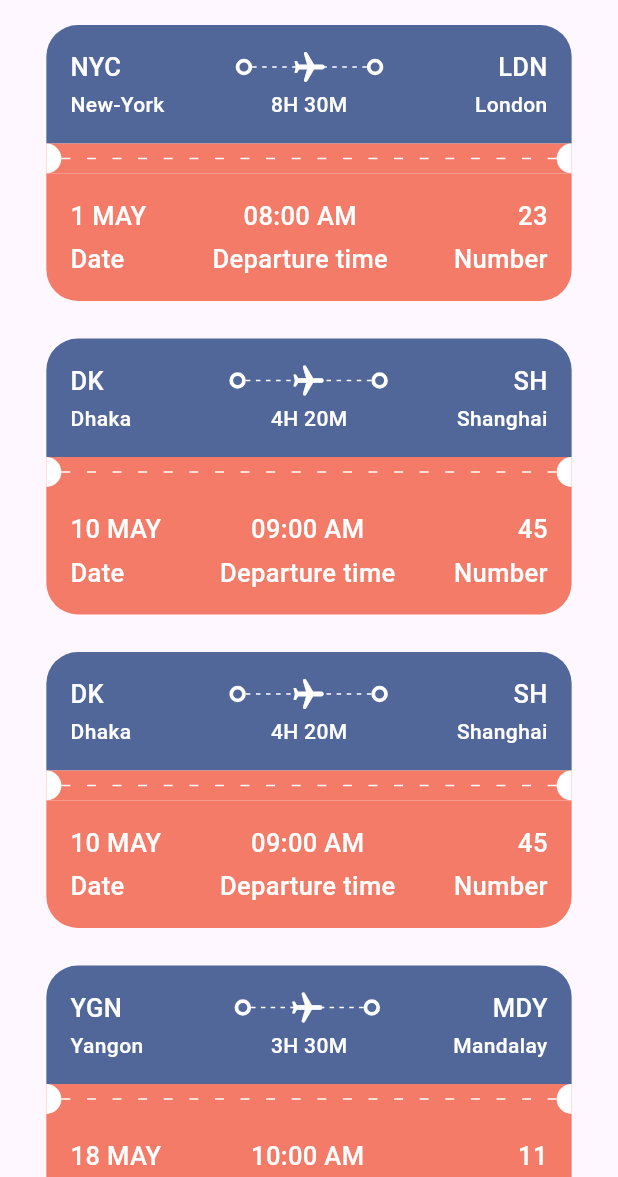
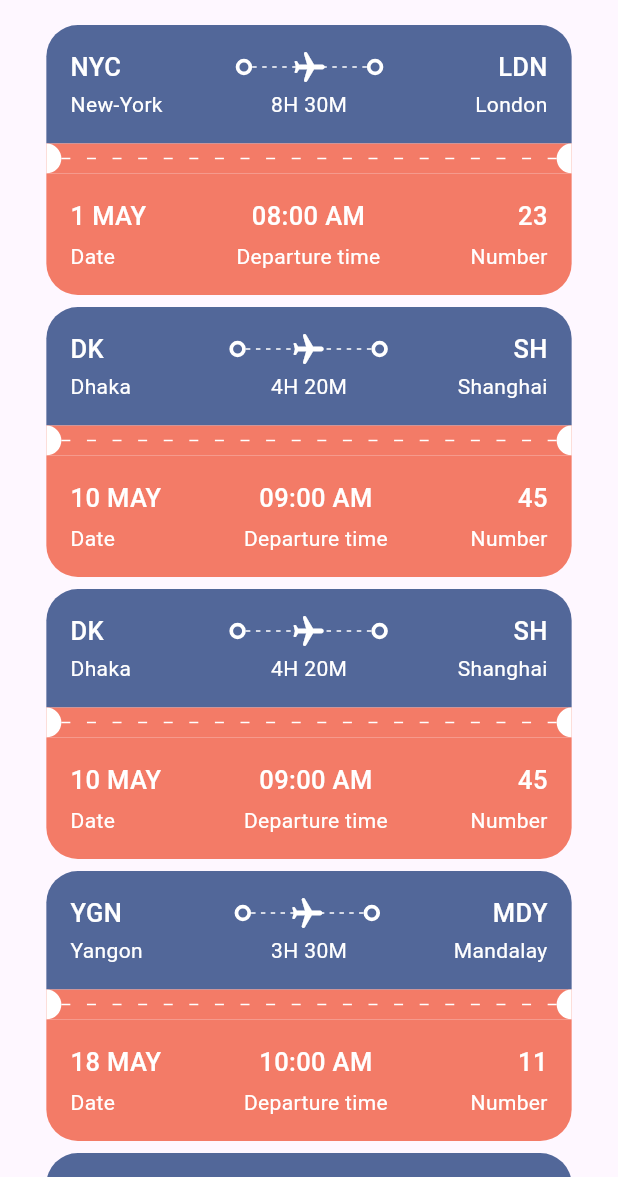
Before and after one commit to KaungMinSett/ticket_app, a Flutter app: the AllTickets screen opened by its route, on a phone screen of 412 x 824 dp, the part 59-1236 px from its top. Run offline on Flutter 3.47's test engine with Material 3 defaults, Android fonts, the phone set to English and light mode, and no system bars; our stand-ins replace barcode_widget, fluentui_icons.

Commit message:
ticket screen finished

```diff
--- a/lib/base/res/media.dart
+++ b/lib/base/res/media.dart
@@ -3,4 +3,5 @@ class AppMedia{
   static const logo = '$_baseImage/logo.png';
   static const hotelRoom = '$_baseImage/hotel_room.png';
   static const  planeSit = '$_baseImage/plane_sit.jpg';
+  static const  visaCard = '$_baseImage/visa_card.png';
 }
--- a/lib/base/res/styles/app_styles.dart
+++ b/lib/base/res/styles/app_styles.dart
@@ -1,4 +1,5 @@
 import 'package:flutter/material.dart';
+
 
 Color primary = const Color(0xff687daf);
 
@@ -33,9 +34,9 @@ class AppStyles {
     fontSize: 17,
     fontWeight: FontWeight.w500,
   );
-  static TextStyle headlineStyle4 = const TextStyle(
+  static TextStyle headlineStyle4 =  const TextStyle(
     fontSize: 14,
-    fontWeight: FontWeight.w500,
+    fontWeight: FontWeight.w400,
   );
 
   static TextStyle textStyle = TextStyle(
--- a/lib/base/widgets/app_column_text_layout.dart
+++ b/lib/base/widgets/app_column_text_layout.dart
@@ -1,16 +1,19 @@
 import 'package:flutter/material.dart';
 import 'package:ticket_app/base/widgets/ticket_text_style.dart';
+import 'package:ticket_app/base/widgets/ticket_text_style_small.dart';
 
 class AppColumnTextLayout extends StatelessWidget {
   final String topText;
   final String bottomText;
   final CrossAxisAlignment alignment;
   final Color textColor;
+  final Color bottomTextColor;
   const AppColumnTextLayout(
       {super.key,
       required this.topText,
       required this.bottomText,
-      required this.alignment, required this.textColor });
+      required this.alignment, required this.textColor,
+        this.bottomTextColor = Colors.grey });
 
   @override
   Widget build(BuildContext context) {
@@ -25,9 +28,9 @@ class AppColumnTextLayout extends StatelessWidget {
         const SizedBox(
           height: 5,
         ),
-        TextStyleThird(
+        TextStyleFourth(
             text: bottomText,
-          textColor: textColor,
+          textColor: bottomTextColor,
         ),
       ],
     );
--- a/lib/base/widgets/ticket_view.dart
+++ b/lib/base/widgets/ticket_view.dart
@@ -17,6 +17,7 @@ class TicketView extends StatelessWidget {
   final Color dotColor;
   final Color planeColor;
   final Color dashColor;
+  final double radiusBottom;
   const TicketView({
     super.key,
     required this.ticket,
@@ -26,9 +27,8 @@ class TicketView extends StatelessWidget {
     this.ticketTextColor = Colors.white,
     this.dotColor = Colors.white,
     this.planeColor = Colors.white,
-    this.dashColor = Colors.white
-
-
+    this.dashColor = Colors.white,
+    this.radiusBottom = 21,
   });
 
   @override
@@ -36,7 +36,7 @@ class TicketView extends StatelessWidget {
     final size = MediaQuery.of(context).size;
     return SizedBox(
       width: size.width * 0.85,
-      height: 189,
+      height: 168,
       child: Container(
         margin: EdgeInsets.only(right: wholeScreen == true ? 0 : 16),
         child: Column(
@@ -67,6 +67,7 @@ class TicketView extends StatelessWidget {
                               height: 24,
                               child: AppLayoutBuilderWidget(
                                 randomDivider: 6,
+                                dashColor: dotColor,
                               ),
                             ),
                             Center(
@@ -140,9 +141,9 @@ class TicketView extends StatelessWidget {
                 padding: EdgeInsets.all(16),
                 decoration: BoxDecoration(
                     color: lowerColor,
-                    borderRadius: const BorderRadius.only(
-                        bottomLeft: Radius.circular(21),
-                        bottomRight: Radius.circular(21))),
+                    borderRadius:  BorderRadius.only(
+                        bottomLeft: Radius.circular(radiusBottom),
+                        bottomRight: Radius.circular(radiusBottom))),
                 child: Column(
                   children: <Widget>[
                     // departure & destination code and icon
@@ -151,18 +152,21 @@ class TicketView extends StatelessWidget {
                       children: [
                         AppColumnTextLayout(
                           textColor: ticketTextColor,
+                          bottomTextColor: ticketTextColor,
                           topText: ticket["date"],
                           bottomText: "Date",
                           alignment: CrossAxisAlignment.start,
                         ),
                         AppColumnTextLayout(
                           textColor: ticketTextColor,
+                          bottomTextColor: ticketTextColor,
                           topText: ticket["departure_time"],
                           bottomText: "Departure time",
                           alignment: CrossAxisAlignment.center,
                         ),
                         AppColumnTextLayout(
                           textColor: ticketTextColor,
+                          bottomTextColor: ticketTextColor,
                           topText: ticket["number"].toString(),
                           bottomText: "Number",
                           alignment: CrossAxisAlignment.end,
--- a/pubspec.yaml
+++ b/pubspec.yaml
@@ -36,6 +36,7 @@ dependencies:
   # Use with the CupertinoIcons class for iOS style icons.
   cupertino_icons: ^1.0.2
   fluentui_icons: ^1.0.0
+  barcode_widget: ^2.0.4
 
 dev_dependencies:
   flutter_test:
```
Also changed, not shown: lib/base/widgets/ticket_text_style_small.dart (+7 -3 lines), lib/screens/ticket/ticket_screen.dart (+139 -2 lines), pubspec.lock.
